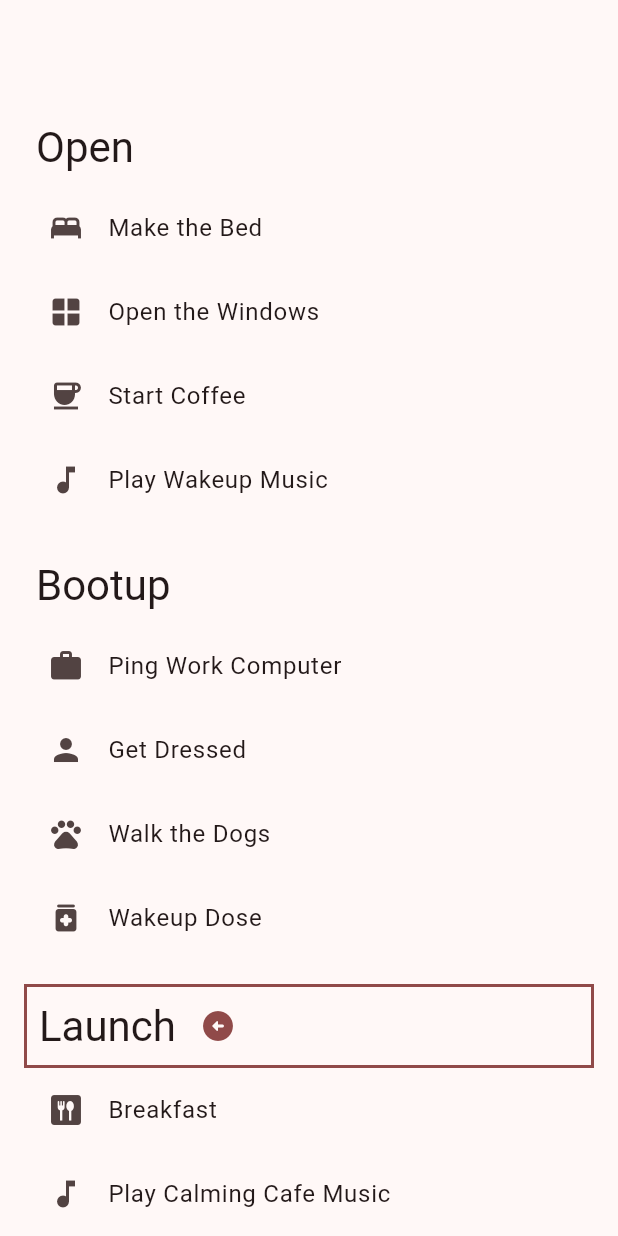
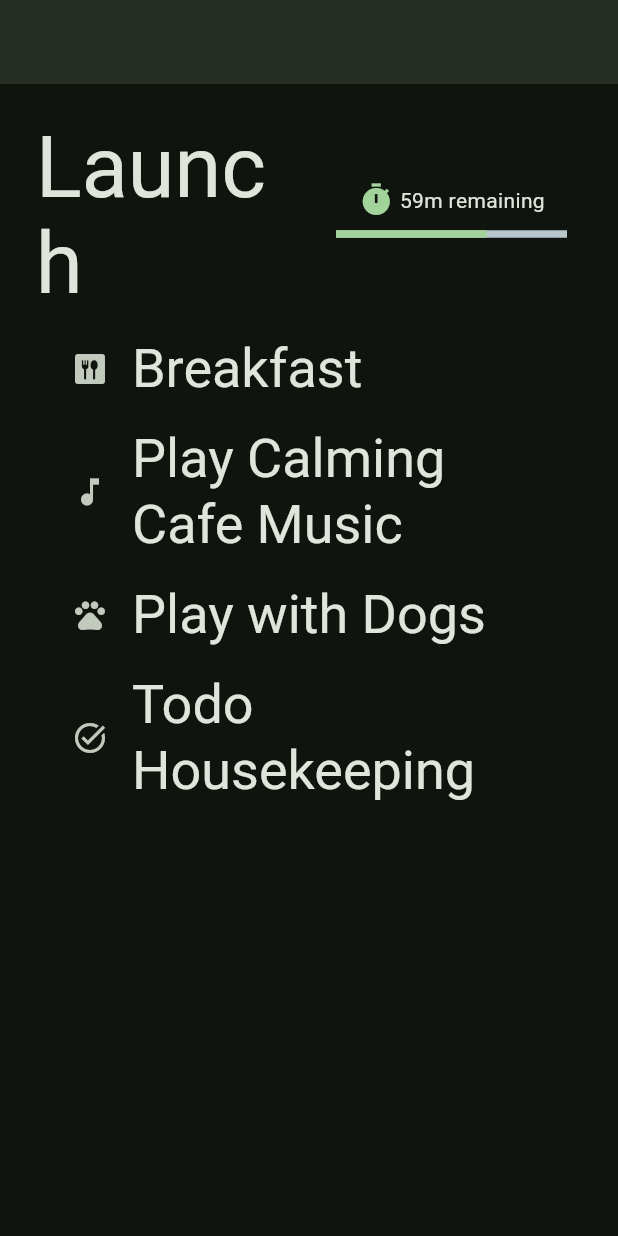
Before and after one commit to aymswick/auggy, a Flutter app: the screen it shows after launch, on a phone screen of 412 x 824 dp. Run offline on Flutter 3.47's test engine with Material 3 defaults, Android fonts, the phone set to English and light mode, and no system bars; drawn by our look-alikes of percent_indicator; our stand-ins replace bloc, equatable, flutter_bloc, timeago.

Commit message:
Page view for zones, time remaining, attempt at auto-moving page to correct currentZone based on time of day

```diff
--- /dev/null
+++ b/devtools_options.yaml
@@ -0,0 +1,3 @@
+description: This file stores settings for Dart & Flutter DevTools.
+documentation: https://docs.flutter.dev/tools/devtools/extensions#configure-extension-enablement-states
+extensions:
--- a/lib/day/bloc/day_bloc.dart
+++ b/lib/day/bloc/day_bloc.dart
@@ -1,15 +1,29 @@
+import 'dart:async';
+
+import 'package:auggy/hardcoded/hardcoded.dart';
 import 'package:auggy/models/models.dart';
 import 'package:bloc/bloc.dart';
 import 'package:equatable/equatable.dart';
-import 'package:flutter/material.dart';
 
 part 'day_event.dart';
 part 'day_state.dart';
 
 class DayBloc extends Bloc<DayEvent, DayState> {
   DayBloc() : super(DayState()) {
-    on<DayEvent>((event, emit) {
-      // TODO: implement event handler
+    Stream.periodic(const Duration(minutes: 5), (count) {
+      return state.day.currentZone;
+    }).listen((result) => add(PeriodicZoneCheckRequested()));
+
+    on<PeriodicZoneCheckRequested>((event, emit) {
+      emit(state.copyWith(currentZone: state.day.currentZone));
     });
   }
+
+  @override
+  Future<void> close() {
+    _currentZoneSubScription?.cancel();
+    return super.close();
+  }
+
+  StreamSubscription<Zone>? _currentZoneSubScription;
 }
--- a/lib/day/bloc/day_event.dart
+++ b/lib/day/bloc/day_event.dart
@@ -6,3 +6,7 @@ sealed class DayEvent extends Equatable {
   @override
   List<Object> get props => [];
 }
+
+class PeriodicZoneCheckRequested extends DayEvent {
+  const PeriodicZoneCheckRequested();
+}
--- a/lib/day/bloc/day_state.dart
+++ b/lib/day/bloc/day_state.dart
@@ -7,103 +7,29 @@ enum DayStatus {
 class DayState extends Equatable {
   const DayState(
       {this.status = DayStatus.initial,
-      this.day = const Day(zones: [
-        Zone(
-            label: 'Open',
-            start: TimeOfDay(hour: 8, minute: 0),
-            stop: TimeOfDay(
-              hour: 8,
-              minute: 59,
-            ),
-            footholds: [
-              Foothold(label: 'Make the Bed', icon: Icon(Icons.bed)),
-              Foothold(label: 'Open the Windows', icon: Icon(Icons.window)),
-              Foothold(label: 'Start Coffee', icon: Icon(Icons.coffee)),
-              Foothold(label: 'Play Wakeup Music', icon: Icon(Icons.music_note))
-            ]),
-        Zone(
-          label: 'Bootup',
-          start: TimeOfDay(hour: 9, minute: 0),
-          stop: TimeOfDay(hour: 9, minute: 59),
-          footholds: [
-            Foothold(label: 'Ping Work Computer', icon: Icon(Icons.work)),
-            Foothold(label: 'Get Dressed', icon: Icon(Icons.person)),
-            Foothold(label: 'Walk the Dogs', icon: Icon(Icons.pets)),
-            Foothold(label: 'Wakeup Dose', icon: Icon(Icons.medication_rounded))
-          ],
-        ),
-        Zone(
-          label: 'Launch',
-          start: TimeOfDay(hour: 10, minute: 0),
-          stop: TimeOfDay(hour: 11, minute: 29),
-          footholds: [
-            Foothold(label: 'Breakfast', icon: Icon(Icons.dining)),
-            Foothold(
-                label: 'Play Calming Cafe Music', icon: Icon(Icons.music_note)),
-            Foothold(label: 'Play with Dogs', icon: Icon(Icons.pets)),
-            Foothold(label: 'Todo Housekeeping', icon: Icon(Icons.task_alt))
-          ],
-        ),
-        Zone(
-          label: 'Work',
-          start: TimeOfDay(hour: 11, minute: 30),
-          stop: TimeOfDay(hour: 16, minute: 59),
-          footholds: [
-            Foothold(label: 'Go to Your Job', icon: Icon(Icons.work)),
-            Foothold(label: 'Errands', icon: Icon(Icons.task_alt)),
-            Foothold(
-                label: 'Work on Personal Project',
-                icon: Icon(Icons.star_rounded)),
-            Foothold(label: 'Chores', icon: Icon(Icons.cleaning_services)),
-            Foothold(label: 'Eat Protein Snacks', icon: Icon(Icons.dining))
-          ],
-        ),
-        Zone(
-          label: 'Log Off',
-          start: TimeOfDay(hour: 17, minute: 0),
-          stop: TimeOfDay(hour: 17, minute: 59),
-          footholds: [
-            Foothold(label: 'Close Work Computer', icon: Icon(Icons.work)),
-            Foothold(label: 'Tidy Up', icon: Icon(Icons.cleaning_services)),
-            Foothold(label: 'Take Dogs Out', icon: Icon(Icons.pets)),
-            Foothold(label: 'Go on a Walk', icon: Icon(Icons.person))
-          ],
-        ),
-        Zone(
-          label: 'Touchdown',
-          start: TimeOfDay(hour: 18, minute: 0),
-          stop: TimeOfDay(hour: 20, minute: 59),
-          footholds: [
-            Foothold(label: 'Eat Dinner', icon: Icon(Icons.dining)),
-            Foothold(label: 'Open the Windows', icon: Icon(Icons.window)),
-            Foothold(label: 'Entertainment', icon: Icon(Icons.tv)),
-            Foothold(label: 'Play with Dogs', icon: Icon(Icons.pets)),
-            Foothold(label: 'Play Yoga Music', icon: Icon(Icons.music_note)),
-            Foothold(label: 'Last Call', icon: Icon(Icons.nightlife)),
-            Foothold(label: 'Sleep Dose', icon: Icon(Icons.medication_rounded))
-          ],
-        ),
-        Zone(
-          label: 'Close',
-          start: TimeOfDay(hour: 21, minute: 0),
-          stop: TimeOfDay(hour: 23, minute: 30),
-          footholds: [
-            Foothold(
-                label: 'Turn off Lights', icon: Icon(Icons.cleaning_services)),
-            Foothold(
-                label: 'Close the Windows',
-                icon: Icon(Icons.cleaning_services)),
-            Foothold(label: 'Entertainment', icon: Icon(Icons.tv)),
-            Foothold(label: 'Crate Dogs', icon: Icon(Icons.pets)),
-            Foothold(label: 'Get Ready for Bed', icon: Icon(Icons.person)),
-            Foothold(label: 'Go to Bed', icon: Icon(Icons.person)),
-          ],
-        ),
-      ])});
+      this.day = const Day(
+        zones: hardcodedZones,
+      ),
+      this.currentZone});
 
   final DayStatus status;
   final Day day;
+  final Zone? currentZone;
+
+  DayState copyWith({
+    DayStatus? status,
+    Day? day,
+    Zone? currentZone,
+  }) =>
+      DayState(
+          day: day ?? this.day,
+          status: status ?? this.status,
+          currentZone: currentZone ?? this.currentZone);
 
   @override
-  List<Object> get props => [status, day];
+  List<Object?> get props => [
+        status,
+        day,
+        currentZone,
+      ];
 }
--- a/lib/day/view/day_view.dart
+++ b/lib/day/view/day_view.dart
@@ -1,35 +1,55 @@
 import 'package:auggy/day/bloc/day_bloc.dart';
+import 'package:auggy/day/view/zone_progress_indicator.dart';
 import 'package:flutter/material.dart';
 import 'package:flutter_bloc/flutter_bloc.dart';
 
-class DayView extends StatelessWidget {
+class DayView extends StatefulWidget {
   const DayView({super.key});
 
   @override
+  State<DayView> createState() => _DayViewState();
+}
+
+class _DayViewState extends State<DayView> {
+  late PageController _pageViewController;
+
+  @override
+  void initState() {
+    super.initState();
+    _pageViewController = PageController();
+  }
+
+  @override
+  void dispose() {
+    super.dispose();
+    _pageViewController.dispose();
+  }
+
+  @override
   Widget build(BuildContext context) {
+    final bloc = context.read<DayBloc>();
     return BlocBuilder<DayBloc, DayState>(
       builder: (context, state) {
+        if (_pageViewController.hasClients) {
+          print('Moving to ${state.day.currentZone.label}');
+          _pageViewController.animateToPage(
+              state.day.zones.indexOf(state.day.currentZone),
+              duration: Duration(seconds: 2),
+              curve: Curves.linear);
+        }
         return switch (state.status) {
           (DayStatus.initial) => Scaffold(
               appBar: AppBar(),
               body: Padding(
                 padding: const EdgeInsets.all(8.0),
-                child: ListView.builder(
-                  shrinkWrap: true,
+                child: PageView.builder(
+                  controller: _pageViewController,
+                  scrollDirection: Axis.vertical,
+                  physics: PageScrollPhysics(),
                   itemCount: state.day.zones.length,
                   itemBuilder: (context, index) {
                     final theme = Theme.of(context);
                     final zone = state.day.zones[index];
-                    final now = DateTime.now();
-
-                    final isActiveZone = now.isAfter(DateTime(
-                            now.year,
-                            now.month,
-                            now.day,
-                            zone.start.hour,
-                            zone.start.minute)) &&
-                        now.isBefore(DateTime(now.year, now.month, now.day,
-                            zone.stop.hour, zone.stop.minute));
 
                     return Padding(
                       padding: const EdgeInsets.all(8.0),
@@ -37,14 +57,8 @@ class DayView extends StatelessWidget {
                         crossAxisAlignment: CrossAxisAlignment.start,
                         children: [
                           Container(
-                            decoration: isActiveZone
-                                ? BoxDecoration(
-                                    border: Border.all(
-                                    width: 2,
-                                    color: theme.colorScheme.primary,
-                                  ))
-                                : null,
                             child: Row(
+                              mainAxisAlignment: MainAxisAlignment.spaceBetween,
                               children: [
                                 Flexible(
                                   child: Padding(
@@ -53,32 +67,30 @@ class DayView extends StatelessWidget {
                                       zone.label,
                                       style: Theme.of(context)
                                           .textTheme
-                                          .headlineMedium,
+                                          .displayLarge,
                                     ),
                                   ),
                                 ),
-                                if (isActiveZone)
-                                  Flexible(
-                                      child: Padding(
-                                    padding: const EdgeInsets.all(8.0),
-                                    child: Icon(Icons.arrow_circle_left_rounded,
-                                        color: Theme.of(context)
-                                            .colorScheme
-                                            .primary),
-                                  ))
+                                if (zone == state.day.currentZone)
+                                  Flexible(child: ZoneProgressIndicator(zone)),
                               ],
                             ),
                           ),
-                          ListView.builder(
+                          Padding(
+                            padding: const EdgeInsets.only(left: 16.0),
+                            child: ListView.builder(
                               physics: NeverScrollableScrollPhysics(),
                               shrinkWrap: true,
                               itemBuilder: (item, index) {
                                 final foothold = zone.footholds[index];
                                 return ListTile(
                                   leading: foothold.icon,
-                                  title: Text(foothold.label));
+                                  title: Text(foothold.label,
+                                      style: theme.textTheme.displaySmall),
+                                );
                               },
                               itemCount: zone.footholds.length,
+                            ),
                           ),
                         ],
                       ),
--- /dev/null
+++ b/lib/day/view/zone_progress_indicator.dart
@@ -0,0 +1,41 @@
+import 'package:auggy/extensions.dart';
+import 'package:auggy/models/models.dart';
+import 'package:flutter/material.dart';
+import 'package:percent_indicator/linear_percent_indicator.dart';
+
+class ZoneProgressIndicator extends StatelessWidget {
+  const ZoneProgressIndicator(this.zone, {super.key});
+
+  final Zone zone;
+
+  @override
+  Widget build(BuildContext context) {
+    final theme = Theme.of(context);
+    final totalDuration =
+        zone.stop.asDateTime().difference(zone.start.asDateTime()).inMinutes;
+
+    final int timeElapsed =
+        zone.stop.asDateTime().difference(DateTime.now()).inMinutes;
+
+    final ratio = timeElapsed / totalDuration;
+
+    return Column(
+      children: [
+        Row(
+          mainAxisAlignment: MainAxisAlignment.center,
+          children: [
+            Icon(Icons.timer, color: theme.colorScheme.primary),
+            Text(' ${zone.stop.asDateTime().inRoughTime}')
+          ],
+        ),
+        Padding(
+          padding: const EdgeInsets.all(8.0),
+          child: LinearPercentIndicator(
+            percent: ratio,
+            progressColor: theme.colorScheme.primary,
+          ),
+        )
+      ],
+    );
+  }
+}
--- /dev/null
+++ b/lib/extensions.dart
@@ -0,0 +1,43 @@
+import 'package:timeago/timeago.dart' as timeago;
+
+extension HumanTime on DateTime {
+  String get inRoughTime {
+    timeago.setLocaleMessages('en', CustomHumanTimeMessages());
+    return timeago.format(this, allowFromNow: true);
+  }
+}
+
+class CustomHumanTimeMessages implements timeago.LookupMessages {
+  @override
+  String prefixAgo() => '';
+  @override
+  String prefixFromNow() => '';
+  @override
+  String suffixAgo() => '';
+  @override
+  String suffixFromNow() => 'remaining';
+  @override
+  String lessThanOneMinute(int seconds) => 'now';
+  @override
+  String aboutAMinute(int minutes) => '${minutes}m';
+  @override
+  String minutes(int minutes) => '${minutes}m';
+  @override
+  String aboutAnHour(int minutes) => '${minutes}m';
+  @override
+  String hours(int hours) => '${hours}h';
+  @override
+  String aDay(int hours) => '${hours}h';
+  @override
+  String days(int days) => '${days}d';
+  @override
+  String aboutAMonth(int days) => '${days}d';
+  @override
+  String months(int months) => '${months}mo';
+  @override
+  String aboutAYear(int year) => '${year}y';
+  @override
+  String years(int years) => '${years}y';
+  @override
+  String wordSeparator() => ' ';
+}
--- /dev/null
+++ b/lib/hardcoded/hardcoded.dart
@@ -0,0 +1,91 @@
+import 'package:auggy/models/models.dart';
+import 'package:flutter/material.dart';
+
+const hardcodedZones = [
+  Zone(
+      label: 'Open',
+      start: TimeOfDay(hour: 8, minute: 0),
+      stop: TimeOfDay(
+        hour: 8,
+        minute: 59,
+      ),
+      footholds: [
+        Foothold(label: 'Make the Bed', icon: Icon(Icons.bed)),
+        Foothold(label: 'Open the Windows', icon: Icon(Icons.window)),
+        Foothold(label: 'Start Coffee', icon: Icon(Icons.coffee)),
+        Foothold(label: 'Play Wakeup Music', icon: Icon(Icons.music_note))
+      ]),
+  Zone(
+    label: 'Bootup',
+    start: TimeOfDay(hour: 9, minute: 0),
+    stop: TimeOfDay(hour: 9, minute: 59),
+    footholds: [
+      Foothold(label: 'Ping Work Computer', icon: Icon(Icons.work)),
+      Foothold(label: 'Get Dressed', icon: Icon(Icons.person)),
+      Foothold(label: 'Walk the Dogs', icon: Icon(Icons.pets)),
+      Foothold(label: 'Wakeup Dose', icon: Icon(Icons.medication_rounded))
+    ],
+  ),
+  Zone(
+    label: 'Launch',
+    start: TimeOfDay(hour: 10, minute: 0),
+    stop: TimeOfDay(hour: 11, minute: 29),
+    footholds: [
+      Foothold(label: 'Breakfast', icon: Icon(Icons.dining)),
+      Foothold(label: 'Play Calming Cafe Music', icon: Icon(Icons.music_note)),
+      Foothold(label: 'Play with Dogs', icon: Icon(Icons.pets)),
+      Foothold(label: 'Todo Housekeeping', icon: Icon(Icons.task_alt))
+    ],
+  ),
+  Zone(
+    label: 'Work',
+    start: TimeOfDay(hour: 11, minute: 30),
+    stop: TimeOfDay(hour: 16, minute: 59),
+    footholds: [
+      Foothold(label: 'Go to Your Job', icon: Icon(Icons.work)),
+      Foothold(label: 'Errands', icon: Icon(Icons.task_alt)),
+      Foothold(
+          label: 'Work on Personal Project', icon: Icon(Icons.star_rounded)),
+      Foothold(label: 'Chores', icon: Icon(Icons.cleaning_services)),
+      Foothold(label: 'Eat Protein Snacks', icon: Icon(Icons.dining))
+    ],
+  ),
+  Zone(
+    label: 'Log Off',
+    start: TimeOfDay(hour: 17, minute: 0),
+    stop: TimeOfDay(hour: 17, minute: 59),
+    footholds: [
+      Foothold(label: 'Close Work Computer', icon: Icon(Icons.work)),
+      Foothold(label: 'Tidy Up', icon: Icon(Icons.cleaning_services)),
+      Foothold(label: 'Take Dogs Out', icon: Icon(Icons.pets)),
+      Foothold(label: 'Go on a Walk', icon: Icon(Icons.person))
+    ],
+  ),
+  Zone(
+    label: 'Touchdown',
+    start: TimeOfDay(hour: 18, minute: 0),
+    stop: TimeOfDay(hour: 20, minute: 59),
+    footholds: [
+      Foothold(label: 'Eat Dinner', icon: Icon(Icons.dining)),
+      Foothold(label: 'Open the Windows', icon: Icon(Icons.window)),
+      Foothold(label: 'Entertainment', icon: Icon(Icons.tv)),
+      Foothold(label: 'Play with Dogs', icon: Icon(Icons.pets)),
+      Foothold(label: 'Play Yoga Music', icon: Icon(Icons.music_note)),
+      Foothold(label: 'Last Call', icon: Icon(Icons.nightlife)),
+      Foothold(label: 'Sleep Dose', icon: Icon(Icons.medication_rounded))
+    ],
+  ),
+  Zone(
+    label: 'Close',
+    start: TimeOfDay(hour: 21, minute: 0),
+    stop: TimeOfDay(hour: 23, minute: 30),
+    footholds: [
+      Foothold(label: 'Turn off Lights', icon: Icon(Icons.cleaning_services)),
+      Foothold(label: 'Close the Windows', icon: Icon(Icons.cleaning_services)),
+      Foothold(label: 'Entertainment', icon: Icon(Icons.tv)),
+      Foothold(label: 'Crate Dogs', icon: Icon(Icons.pets)),
+      Foothold(label: 'Get Ready for Bed', icon: Icon(Icons.person)),
+      Foothold(label: 'Go to Bed', icon: Icon(Icons.person)),
+    ],
+  ),
+];
--- a/lib/main.dart
+++ b/lib/main.dart
@@ -16,11 +16,12 @@ class MyApp extends StatelessWidget {
     return MaterialApp(
       title: 'Auggy',
       theme: ThemeData(
-        colorScheme: ColorScheme.fromSeed(seedColor: Colors.red.shade300),
+        colorScheme: ColorScheme.fromSeed(
+            brightness: Brightness.dark, seedColor: Colors.green),
         useMaterial3: true,
       ),
       home: BlocProvider(
-        create: (context) => DayBloc(),
+        create: (context) => DayBloc()..add(PeriodicZoneCheckRequested()),
         child: DayView(),
       ),
     );
--- a/lib/models/day.dart
+++ b/lib/models/day.dart
@@ -6,6 +6,19 @@ class Day implements Equatable {
 
   final List<Zone> zones;
 
+  Zone get currentZone {
+    final now = DateTime.now();
+    return zones.firstWhere((e) =>
+        now.isAfter(e.start.asDateTime()) && now.isBefore(e.stop.asDateTime()));
+  }
+
+  Day copyWith({
+    List<Zone>? zones,
+  }) =>
+      Day(
+        zones: zones ?? this.zones,
+      );
+
   @override
   bool? get stringify => true;
 
--- a/lib/models/zone.dart
+++ b/lib/models/zone.dart
@@ -26,3 +26,10 @@ class Zone implements Equatable {
         footholds,
       ];
 }
+
+extension AsDateTime on TimeOfDay {
+  DateTime asDateTime() {
+    final now = DateTime.now();
+    return DateTime(now.year, now.month, now.day, hour, minute);
+  }
+}
--- a/pubspec.yaml
+++ b/pubspec.yaml
@@ -37,6 +37,10 @@ dependencies:
   flutter_bloc: ^8.1.6
   equatable: ^2.0.7
   grouped_list: ^6.0.0
+  bloc: ^8.1.4
+  percent_indicator: ^4.2.4
+  logger: ^2.5.0
+  timeago: ^3.7.0
 
 dev_dependencies:
   flutter_test:
```
Also changed, not shown: pubspec.lock. Lines whose indentation alone changed are shown as unchanged.
